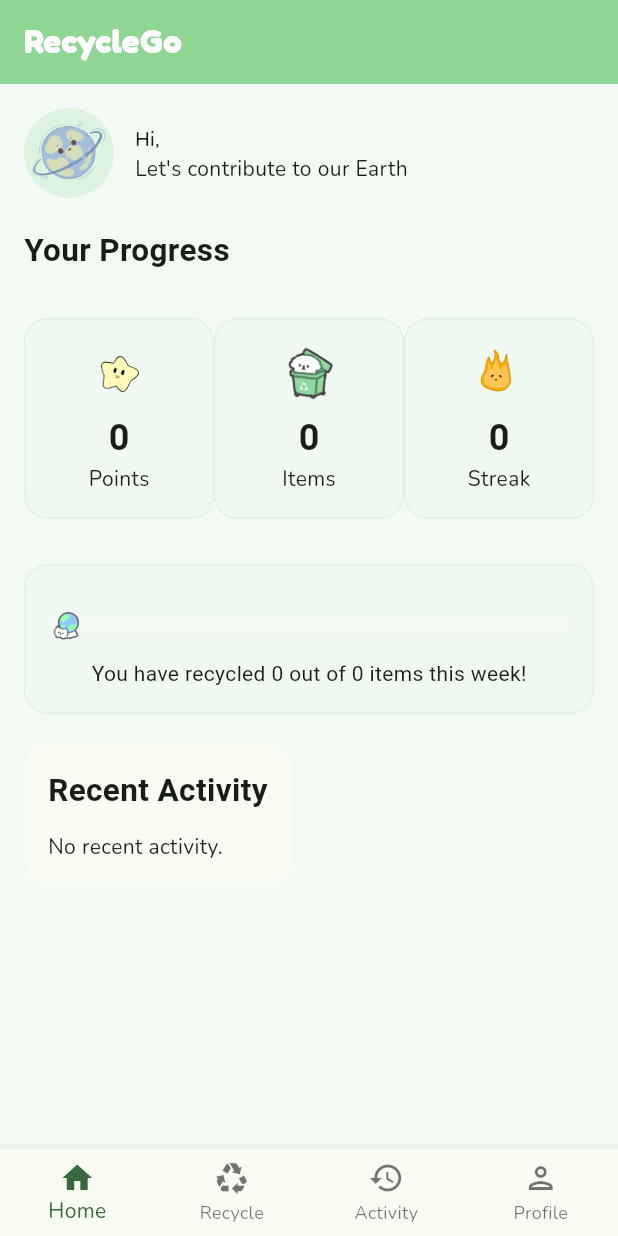
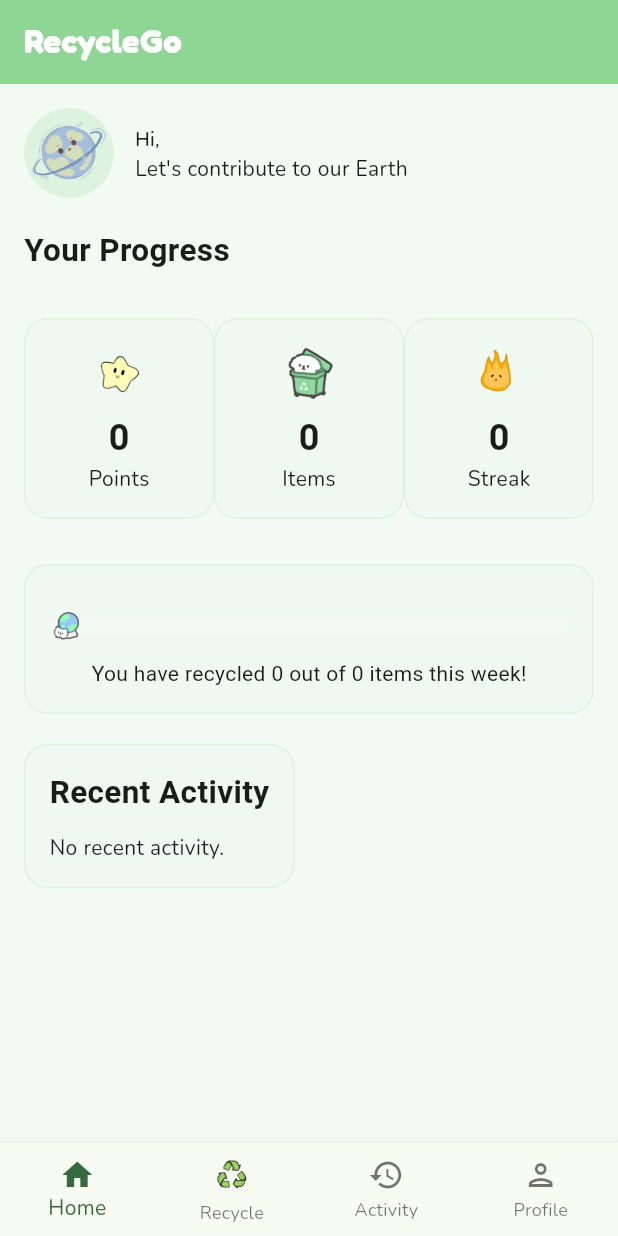
Before and after one commit to Nia-may/RecycleGo_App, a Flutter app: the HomePage screen opened directly with empty values, on a phone screen of 412 x 824 dp. Run offline on Flutter 3.47's test engine with Material 3 defaults, Android fonts, the phone set to English and light mode, and no system bars; our stand-ins replace fl_chart, google_fonts, hive_ce, hive_ce_flutter, image_picker, shared_preferences and 1 more; accounts and stored records are empty; Roboto replaces fonts that are missing (Handlee, Schoolbell).

Commit message:
Update Homepage UI

```diff
--- a/lib/screens/home_page.dart
+++ b/lib/screens/home_page.dart
@@ -430,7 +430,11 @@ int calculateStreak(List<RecyclingActivity> activities){
           padding: const EdgeInsets.all(16),
           decoration: BoxDecoration(
                     borderRadius: BorderRadius.circular(16),
-            color: Theme.of(context).cardColor,
+                    color: AppColors.softGreen.withOpacity(0.12),
+                    border: Border.all(
+                      color: AppColors.softGreen,
+                      width: 1,
+                    ),
           ),
           child: Column(
             crossAxisAlignment: CrossAxisAlignment.start,
@@ -449,7 +453,22 @@ int calculateStreak(List<RecyclingActivity> activities){
              if (recentActivities.isEmpty)
                 const Text('No recent activity.')
             else
-                Column(
+              Row(
+                  crossAxisAlignment: CrossAxisAlignment.start,
+                  children: [
+                  // Picture on the left
+                  Image.asset(
+                    'lib/assets/recycleBin.png',
+                    width: 80,
+                    height: 80,
+                    fit: BoxFit.contain,
+                  ),
+
+                  const SizedBox(width: 14),
+
+                  // Existing activity information on the right
+                  Expanded(
+                    child: Column(
                       crossAxisAlignment: CrossAxisAlignment.start,
                       children: displayedActivities.map((activity) {
                         return Padding(
@@ -457,15 +476,29 @@ int calculateStreak(List<RecyclingActivity> activities){
                           child: Column(
                             crossAxisAlignment: CrossAxisAlignment.start,
                             children: [
-
+                              Row(
+                                  children: [
+                                    Image.asset(
+                                      'lib/assets/recycleIcon.png',
+                                      width: 20,
+                                      height: 20,
+                                    ),
+                                    const SizedBox(width: 6),
                                     Text(
-                            '♻️ ${activity.item} × ${activity.quantity}',
+                                      '${activity.item} × ${activity.quantity}',
                                     ),
-                          Text('+${activity.points} points'),
+                                  ],
+                                ),
+                              Text(
+                                '+${activity.points} points',
+                              ),
                             ],
                           ),
                         );
                       }).toList(),
+                    ),
+                  ),
+                ],
               )
             ],
           ),
@@ -589,15 +622,18 @@ bottomNavigationBar: BottomNavigationBar(
 
   type: BottomNavigationBarType.fixed,
 
-  items: const [
+  items: [
     BottomNavigationBarItem(
       icon: Icon(Icons.home_outlined),
       activeIcon: Icon(Icons.home),
       label: 'Home',
     ),
     BottomNavigationBarItem(
-      icon: Icon(Icons.recycling_outlined),
-      activeIcon: Icon(Icons.recycling),
+      icon: Image.asset(
+        'lib/assets/recycleIcon.png',
+        width: 28,
+        height: 28,
+      ),
       label: 'Recycle',
     ),
     BottomNavigationBarItem(
--- a/pubspec.yaml
+++ b/pubspec.yaml
@@ -82,6 +82,8 @@ flutter:
     - lib/assets/earth.png
     - lib/assets/recycleBin.png
     - lib/assets/DogBin.png
+    - lib/assets/recycleIcon.png
+    - lib/assets/earthRecycle.png
 
   # To add assets to your application, add an assets section, like this:
   # assets:
```
Also changed, not shown: lib/screens/profile_page.dart (+21 -12 lines), lib/assets/earthRecycle.png (added), lib/assets/recycleIcon.png (added). Lines whose indentation alone changed are shown as unchanged.
